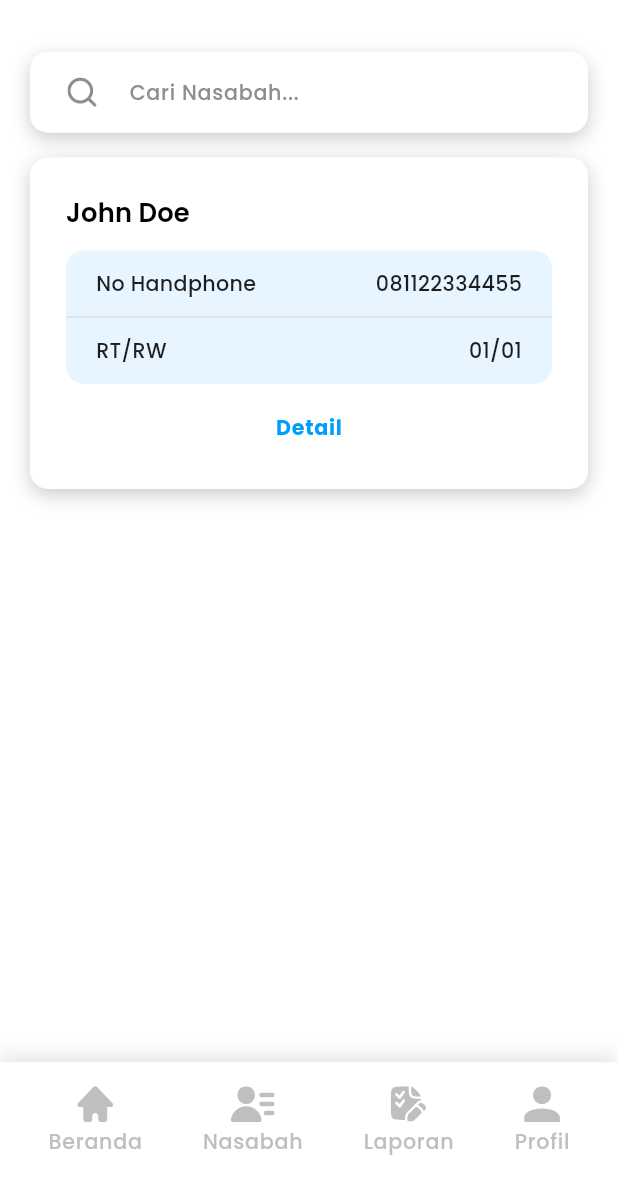
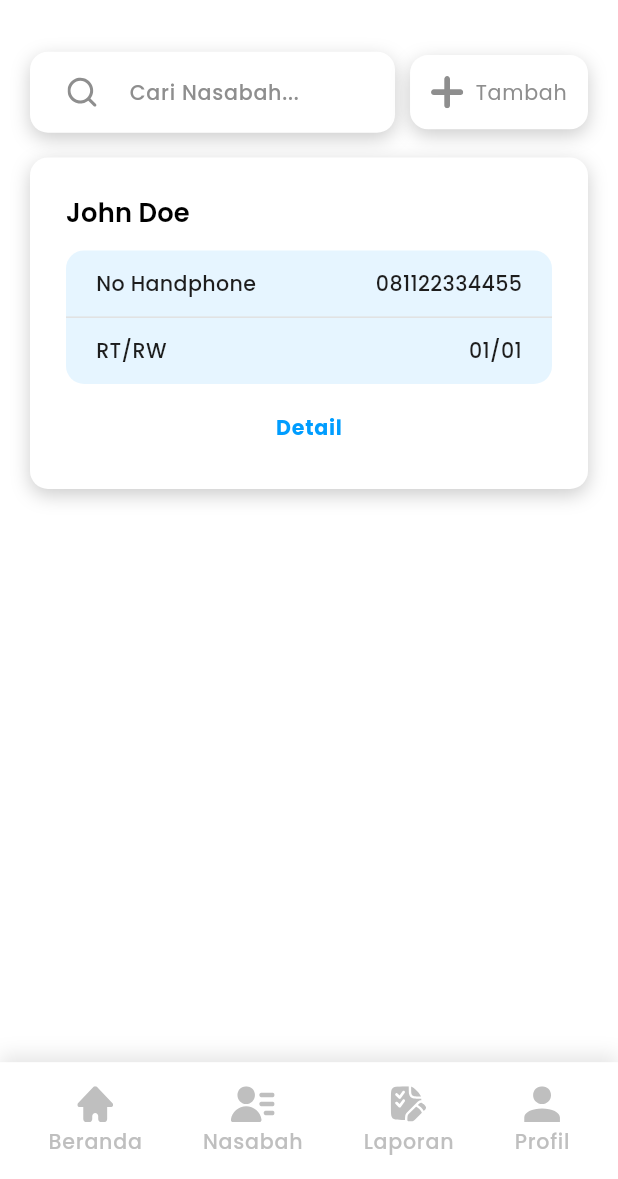
Before and after one commit to bimantaratirta/BPR-PMS-FE, a Flutter app: the NasabahView screen opened by its route, on a phone screen of 412 x 824 dp, the part 57-1236 px from its top. Run offline on Flutter 3.47's test engine with Material 3 defaults, Android fonts, the phone set to English and light mode, and no system bars; our stand-ins replace device_preview, dropdown_button2, flutter_screenutil, flutter_svg, get, get_storage and 1 more; accounts and stored records are empty.

Commit message:
feat: add nasabah view

```diff
--- a/lib/app/common/constant/assets.dart
+++ b/lib/app/common/constant/assets.dart
@@ -11,6 +11,7 @@ class IconAssets {
   static const String filter = "assets/icons/icon_filter.svg";
   static const String uploadFile = "assets/icons/icon_upload_file.svg";
   static const String pencil = "assets/icons/icon_pencil.svg";
+  static const String plus = "assets/icons/icon_plus.svg";
 }
 
 class ImageAssets {
--- a/lib/app/modules/auth/login/views/auth_login_view.dart
+++ b/lib/app/modules/auth/login/views/auth_login_view.dart
@@ -1,6 +1,6 @@
 import 'package:bpr_pms/app/common/constant/app_colors.dart';
 import 'package:bpr_pms/app/common/constant/assets.dart';
-import 'package:bpr_pms/app/routes/app_pages.dart';
+import 'package:bpr_pms/app/modules/main/controllers/main_controller.dart';
 import 'package:bpr_pms/app/widgets/build_custom_text_form_field.dart';
 import 'package:flutter/material.dart';
 
@@ -94,7 +94,7 @@ class AuthLoginView extends GetView<AuthLoginController> {
                     GestureDetector(
                       child: Text("Daftar", style: Get.textTheme.bodyMedium!.copyWith(color: MainColor.blueNormal)),
                       onTap: () {
-                        Get.offAndToNamed(Routes.AUTH_REGISTER);
+                        Get.find<MainController>().changePage(AUTH_REGISTER_INDEX);
                       },
                     ),
                   ],
--- a/lib/app/modules/auth/register/views/auth_register_view.dart
+++ b/lib/app/modules/auth/register/views/auth_register_view.dart
@@ -1,6 +1,6 @@
 import 'package:bpr_pms/app/common/constant/app_colors.dart';
 import 'package:bpr_pms/app/common/constant/assets.dart';
-import 'package:bpr_pms/app/routes/app_pages.dart';
+import 'package:bpr_pms/app/modules/main/controllers/main_controller.dart';
 import 'package:bpr_pms/app/widgets/build_custom_dropdown.dart';
 import 'package:bpr_pms/app/widgets/build_custom_text_form_field.dart';
 import 'package:flutter/material.dart';
@@ -173,7 +173,7 @@ class AuthRegisterView extends GetView<AuthRegisterController> {
                       GestureDetector(
                         child: Text("Masuk", style: Get.textTheme.bodyMedium!.copyWith(color: MainColor.blueNormal)),
                         onTap: () {
-                          Get.offAndToNamed(Routes.AUTH_LOGIN);
+                          Get.find<MainController>().changePage(AUTH_LOGIN_INDEX);
                         },
                       ),
                     ],
--- /dev/null
+++ b/lib/app/modules/nasabah/_nasabah_create/controllers/nasabah_nasabah_create_controller.dart
@@ -0,0 +1,33 @@
+import 'package:flutter/material.dart';
+import 'package:get/get.dart';
+
+class NasabahNasabahCreateController extends GetxController {
+  final TextEditingController nameController = TextEditingController();
+  final TextEditingController identityNumberController = TextEditingController();
+  final TextEditingController dobController = TextEditingController();
+  final TextEditingController phoneNumberController = TextEditingController();
+  final TextEditingController villageController = TextEditingController();
+  final TextEditingController neighborhoodUnitController = TextEditingController();
+  final TextEditingController addressController = TextEditingController();
+
+  RxString selectedItemTypeJob = ''.obs;
+  Rx<List<Map<String, String>>> itemsTypeJob = Rx<List<Map<String, String>>>([
+    {"value": "", "label": "Pilih tipe pekerjaan..."},
+  ]);
+
+  @override
+  void onClose() {
+    super.onClose();
+    nameController.dispose();
+    identityNumberController.dispose();
+    dobController.dispose();
+    phoneNumberController.dispose();
+    villageController.dispose();
+    neighborhoodUnitController.dispose();
+    addressController.dispose();
+  }
+
+  void changeSelectedItemTypeJob(String value) {
+    selectedItemTypeJob.value = value;
+  }
+}
--- a/lib/app/modules/nasabah/_nasabah_detail/views/nasabah_nasabah_detail_view.dart
+++ b/lib/app/modules/nasabah/_nasabah_detail/views/nasabah_nasabah_detail_view.dart
@@ -26,6 +26,7 @@ class NasabahNasabahDetailView extends GetView<NasabahNasabahDetailController> {
           child: IconButton(
             icon: SvgPicture.asset(height: 16.h, IconAssets.chevronLeft, color: MainColor.blueNormal),
             onPressed: () {
+              FocusScope.of(context).unfocus();
               Navigator.pop(context);
             },
           ),
@@ -267,7 +268,7 @@ class NasabahNasabahDetailView extends GetView<NasabahNasabahDetailController> {
                   ),
                 ),
                 SizedBox(height: 12),
-                Text("Tipe Pekerjaan", style: Get.textTheme.labelMedium!.copyWith(fontWeight: FontWeight.w600)),
+                Text("Jenis Usaha/Pekerjaan", style: Get.textTheme.labelMedium!.copyWith(fontWeight: FontWeight.w600)),
                 SizedBox(height: 12),
                 Padding(
                   padding: const EdgeInsets.symmetric(horizontal: 25, vertical: 12),
@@ -363,7 +364,7 @@ class NasabahNasabahDetailView extends GetView<NasabahNasabahDetailController> {
                       ),
                       onPressed: () {},
                       child: Text(
-                        "Simpan",
+                        "Buat Laporan",
                         style: Get.textTheme.labelMedium!.copyWith(color: SecondaryColor.white, fontWeight: FontWeight.bold),
                       ),
                     ),
--- a/lib/app/modules/nasabah/views/nasabah_view.dart
+++ b/lib/app/modules/nasabah/views/nasabah_view.dart
@@ -1,6 +1,8 @@
 import 'package:bpr_pms/app/common/constant/app_colors.dart';
 import 'package:bpr_pms/app/common/constant/assets.dart';
 import 'package:bpr_pms/app/modules/main/controllers/main_controller.dart';
+import 'package:bpr_pms/app/modules/nasabah/_nasabah_create/bindings/nasabah_nasabah_create_binding.dart';
+import 'package:bpr_pms/app/modules/nasabah/_nasabah_create/views/nasabah_nasabah_create_view.dart';
 import 'package:bpr_pms/app/modules/nasabah/_nasabah_detail/bindings/nasabah_nasabah_detail_binding.dart';
 import 'package:bpr_pms/app/modules/nasabah/_nasabah_detail/views/nasabah_nasabah_detail_view.dart';
 import 'package:bpr_pms/app/widgets/build_navigation/build_bottom_navigation_bar.dart';
@@ -82,6 +84,40 @@ class NasabahView extends GetView<NasabahController> {
                               ),
                             ],
                           ),
+                        ),
+                      ),
+                    ),
+                    SizedBox(width: 10),
+                    Container(
+                      decoration: BoxDecoration(
+                        color: Colors.white,
+                        borderRadius: BorderRadius.circular(12),
+                        boxShadow: [BoxShadow(color: Colors.black.withOpacity(0.2), blurRadius: 10, offset: Offset(0, 4))],
+                      ),
+                      child: Padding(
+                        padding: const EdgeInsets.symmetric(horizontal: 14, vertical: 14),
+                        child: Row(
+                          children: [
+                            SizedBox(
+                              child: Align(
+                                alignment: Alignment.centerRight,
+                                child: SvgPicture.asset(height: 18.h, IconAssets.plus, color: SecondaryColor.neutral500),
+                              ),
+                            ),
+                            SizedBox(width: 8),
+                            GestureDetector(
+                              onTap: () {
+                                Get.to(() => NasabahNasabahCreateView(), binding: NasabahNasabahCreateBinding());
+                              },
+                              child: Text(
+                                "Tambah",
+                                style: Get.textTheme.labelMedium!.copyWith(
+                                  color: SecondaryColor.neutral500,
+                                  fontWeight: FontWeight.w400,
+                                ),
+                              ),
+                            ),
+                          ],
                         ),
                       ),
                     ),
--- a/lib/app/routes/app_pages.dart
+++ b/lib/app/routes/app_pages.dart
@@ -8,6 +8,8 @@ import '../modules/home/bindings/home_binding.dart';
 import '../modules/home/views/home_view.dart';
 import '../modules/main/bindings/main_binding.dart';
 import '../modules/main/views/main_view.dart';
+import '../modules/nasabah/_nasabah_create/bindings/nasabah_nasabah_create_binding.dart';
+import '../modules/nasabah/_nasabah_create/views/nasabah_nasabah_create_view.dart';
 import '../modules/nasabah/_nasabah_detail/bindings/nasabah_nasabah_detail_binding.dart';
 import '../modules/nasabah/_nasabah_detail/views/nasabah_nasabah_detail_view.dart';
 import '../modules/nasabah/bindings/nasabah_binding.dart';
@@ -33,11 +35,26 @@ class AppPages {
   static const INITIAL = Routes.SPLASH_SCREEN;
 
   static final routes = [
-    GetPage(name: _Paths.HOME, page: () => const HomeView(), binding: HomeBinding()),
-    GetPage(name: _Paths.SPLASH_SCREEN, page: () => const SplashScreenView(), binding: SplashScreenBinding()),
-    GetPage(name: _Paths.AUTH + _Paths.LOGIN, page: () => const AuthLoginView(), binding: AuthLoginBinding()),
-    GetPage(name: _Paths.AUTH + _Paths.REGISTER, page: () => const AuthRegisterView(), binding: AuthRegisterBinding()),
-    GetPage(name: _Paths.MAIN, page: () => const MainView(), binding: MainBinding()),
+    GetPage(
+        name: _Paths.HOME,
+        page: () => const HomeView(),
+        binding: HomeBinding()),
+    GetPage(
+        name: _Paths.SPLASH_SCREEN,
+        page: () => const SplashScreenView(),
+        binding: SplashScreenBinding()),
+    GetPage(
+        name: _Paths.AUTH + _Paths.LOGIN,
+        page: () => const AuthLoginView(),
+        binding: AuthLoginBinding()),
+    GetPage(
+        name: _Paths.AUTH + _Paths.REGISTER,
+        page: () => const AuthRegisterView(),
+        binding: AuthRegisterBinding()),
+    GetPage(
+        name: _Paths.MAIN,
+        page: () => const MainView(),
+        binding: MainBinding()),
     GetPage(
       name: _Paths.PROFILE,
       page: () => const ProfileView(),
@@ -65,6 +82,11 @@ class AppPages {
           page: () => const NasabahNasabahDetailView(),
           binding: NasabahNasabahDetailBinding(),
         ),
+        GetPage(
+          name: _Paths.NASABAH_NASABAH_CREATE,
+          page: () => const NasabahNasabahCreateView(),
+          binding: NasabahNasabahCreateBinding(),
+        ),
       ],
     ),
     GetPage(
--- a/lib/app/routes/app_routes.dart
+++ b/lib/app/routes/app_routes.dart
@@ -15,6 +15,7 @@ abstract class Routes {
   static const REPORT = _Paths.REPORT;
   static const REPORT_REPORT_DETAIL = _Paths.REPORT_REPORT_DETAIL;
   static const NASABAH_NASABAH_DETAIL = _Paths.NASABAH_NASABAH_DETAIL;
+  static const NASABAH_NASABAH_CREATE = _Paths.NASABAH_NASABAH_CREATE;
 }
 
 abstract class _Paths {
@@ -32,4 +33,5 @@ abstract class _Paths {
   static const REPORT = '/report';
   static const REPORT_REPORT_DETAIL = '/report-detail';
   static const NASABAH_NASABAH_DETAIL = '/nasabah-detail';
+  static const NASABAH_NASABAH_CREATE = '/nasabah-create';
 }
```
Also changed, not shown: lib/app/modules/nasabah/_nasabah_create/bindings/nasabah_nasabah_create_binding.dart (added, +12 -0 lines), lib/app/modules/nasabah/_nasabah_create/views/nasabah_nasabah_create_view.dart (renamed from lib/app/modules/profile/_profile_detail/views/profile_profile_detail_view.dart, +62 -43 lines), assets/icons/icon_plus.svg (added).
